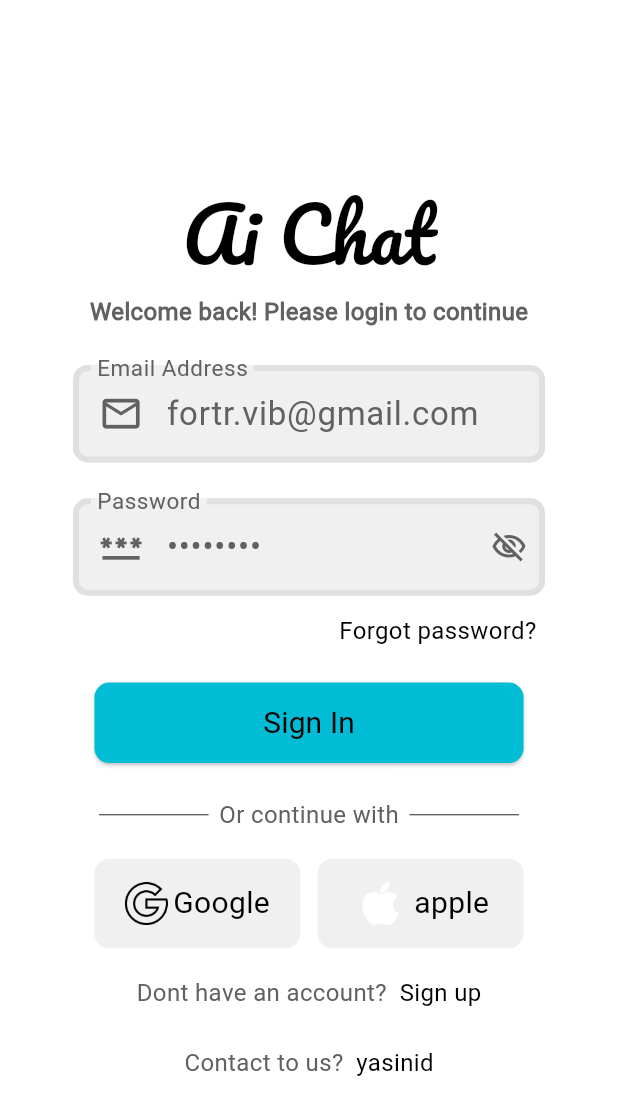
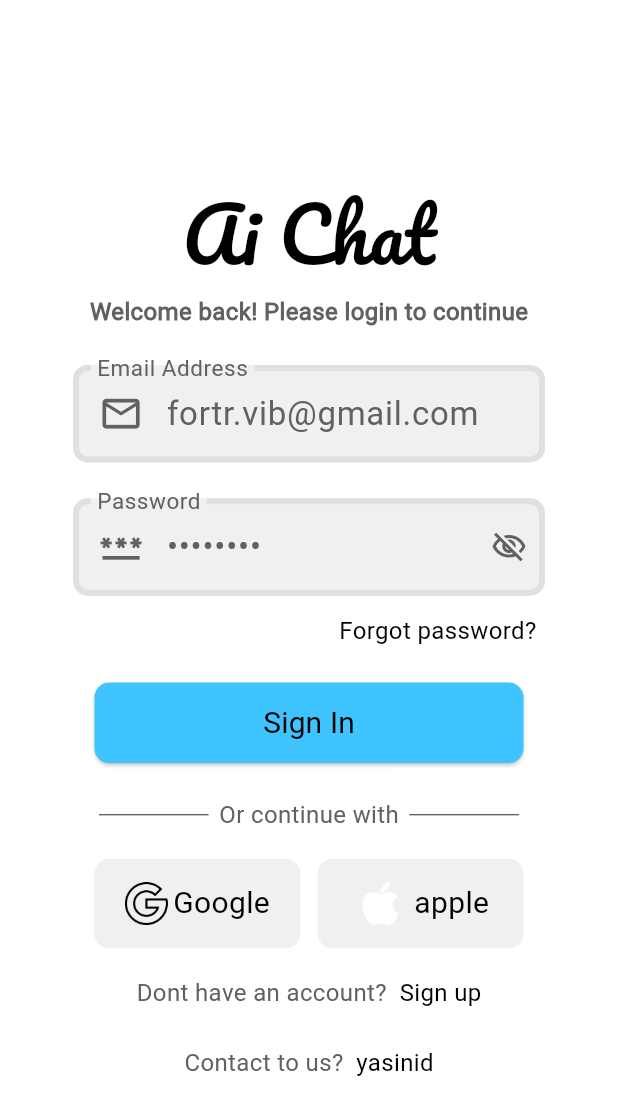
Before and after one commit to yasinowo/chatgpt-with-flutter, a Flutter app: the screen it shows after launch, on a phone screen of 412 x 824 dp. Shown: the top 1115 px of the screen. Run offline on Flutter 3.47's test engine with Material 3 defaults, Android fonts, the phone set to English and light mode, and no system bars; our stand-ins replace animated_text_kit, bloc, dio, flutter_bloc, flutter_screenutil, flutter_svg and 4 more; missing offline and left inert: clipboard, gpt_markdown, stream_typewriter_text; accounts and stored records are empty.

Commit message:
update: lightmod

```diff
--- a/lib/them/light_mod.dart
+++ b/lib/them/light_mod.dart
@@ -9,6 +9,6 @@ ThemeData lightMode = ThemeData(
         0xffF0F0F0), // متن‌های معمولی و دکمه‌های غیرفعال (در دارک مود: 0xff1F2937)
     primary: Color(0xff616161), // متن‌های قوی‌تر (در دارک مود: 0xff6B7280)
     shadow: Color(0xffD1D5DB), // سایه‌ها (در دارک مود: 0xff030712)
-    primaryContainer: Colors.cyan, // رنگ اصلی دکمه ها
+    primaryContainer: Colors.lightBlueAccent, // رنگ اصلی دکمه ها
   ),
 );
```
